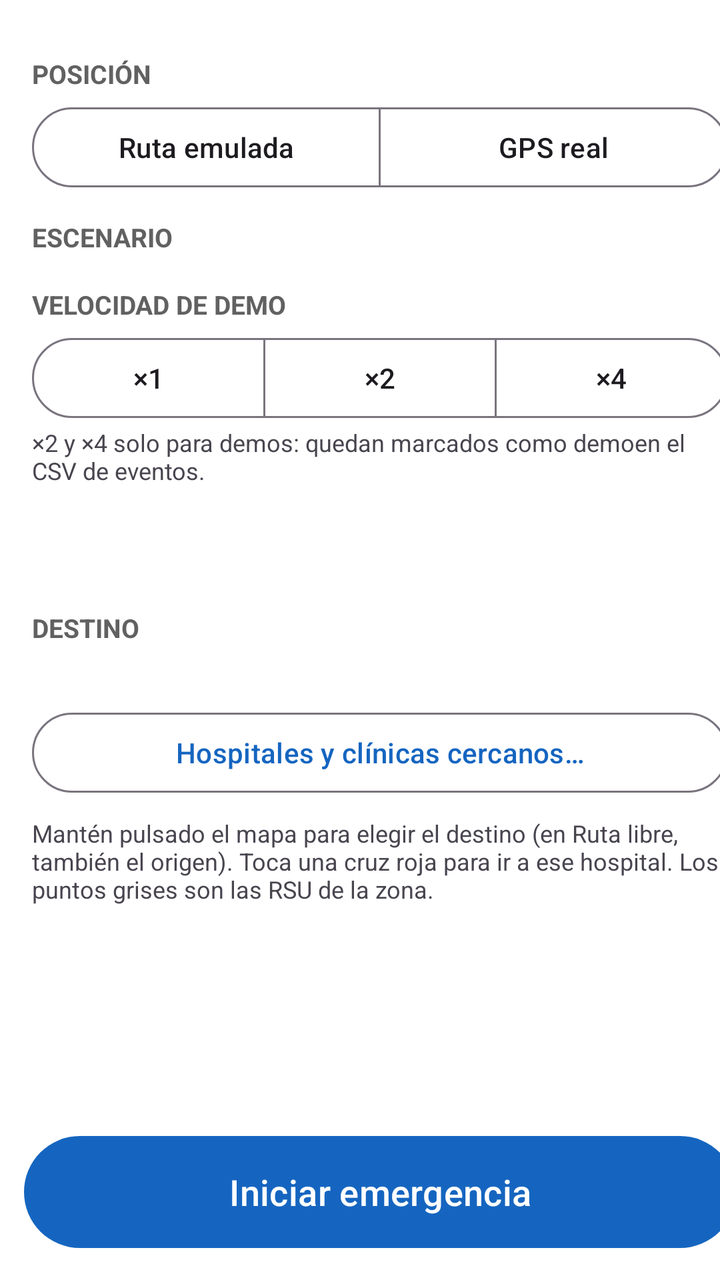
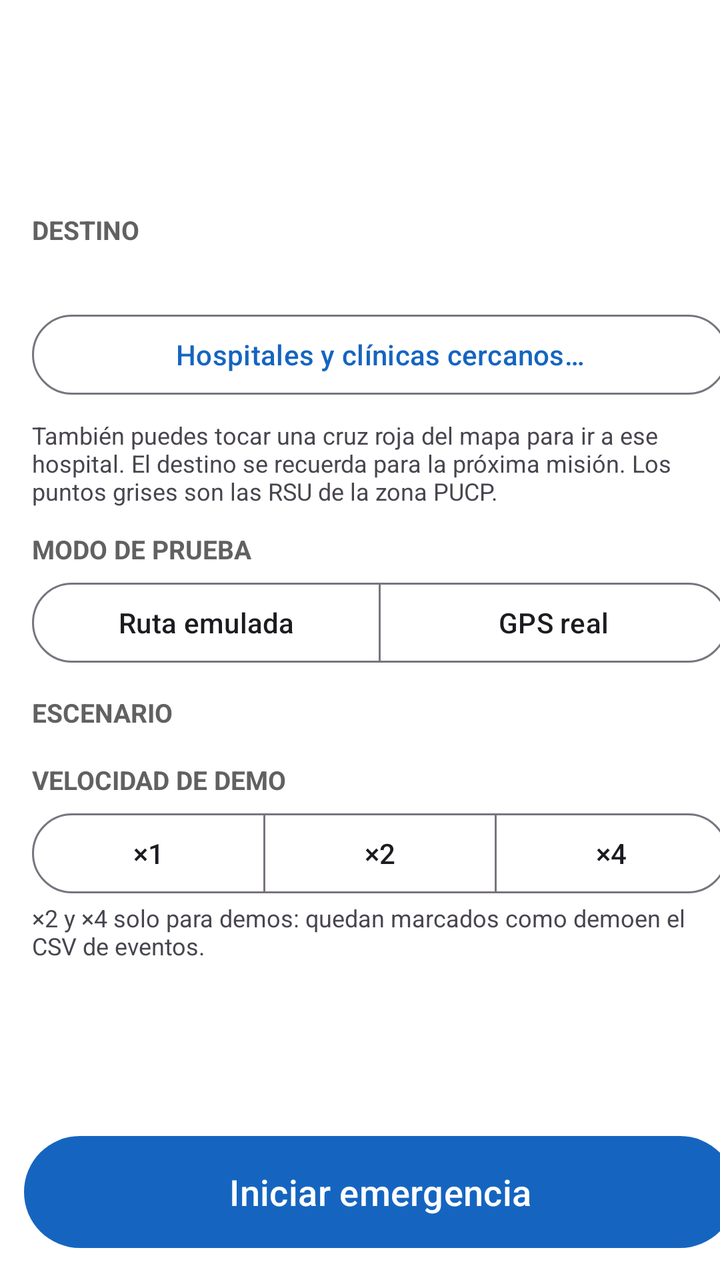

Two renders of the same Android screen: before a commit and after it. Below are the layout's source before the change and the commit's diff.
<!-- AndroidManifest.xml: application theme Theme.ObuNtcip -->
<!-- res/layout/activity_main.xml -->
<?xml version="1.0" encoding="utf-8"?>
<LinearLayout xmlns:android="http://schemas.android.com/apk/res/android"
    xmlns:app="http://schemas.android.com/apk/res-auto"
    android:id="@+id/raiz"
    android:layout_width="match_parent"
    android:layout_height="match_parent"
    android:background="@android:color/white"
    android:orientation="horizontal">

    <FrameLayout
        android:id="@+id/contenedorMapa"
        android:layout_width="0dp"
        android:layout_height="match_parent"
        android:layout_weight="1">

        <org.osmdroid.views.MapView
            android:id="@+id/mapa"
            android:layout_width="match_parent"
            android:layout_height="match_parent" />

        <LinearLayout
            android:id="@+id/panelAvisos"
            android:layout_width="match_parent"
            android:layout_height="wrap_content"
            android:layout_gravity="top"
            android:orientation="vertical">

            <TextView
                android:id="@+id/avisoSinConexion"
                style="@style/AvisoBanner"
                android:text="@string/aviso_sin_conexion"
                android:visibility="gone" />

            <TextView
                android:id="@+id/avisoSinFix"
                style="@style/AvisoBanner"
                android:text="@string/aviso_sin_fix"
                android:visibility="gone" />
        </LinearLayout>

        <ImageButton
            android:id="@+id/botonAjustes"
            android:layout_width="48dp"
            android:layout_height="48dp"
            android:layout_gravity="top|end"
            android:layout_margin="12dp"
            android:background="@android:color/white"
            android:contentDescription="@string/titulo_ajustes"
            android:src="@android:drawable/ic_menu_preferences" />

        <Button
            android:id="@+id/botonCentrar"
            android:layout_width="wrap_content"
            android:layout_height="wrap_content"
            android:layout_gravity="bottom|end"
            android:layout_margin="16dp"
            android:drawableStart="@android:drawable/ic_menu_mylocation"
            android:text="@string/centrar"
            android:visibility="gone" />
    </FrameLayout>

    <LinearLayout
        android:id="@+id/panelLateral"
        android:layout_width="380dp"
        android:layout_height="match_parent"
        android:background="@android:color/white"
        android:elevation="4dp"
        android:orientation="vertical">

        <ScrollView
            android:id="@+id/scrollPanel"
            android:layout_width="match_parent"
            android:layout_height="0dp"
            android:layout_weight="1">

            <LinearLayout
                android:layout_width="match_parent"
                android:layout_height="wrap_content"
                android:orientation="vertical"
                android:padding="16dp">

                
                <LinearLayout
                    android:id="@+id/panelInicio"
                    android:layout_width="match_parent"
                    android:layout_height="wrap_content"
                    android:orientation="vertical">

                    <TextView
                        style="@style/TituloSeccion"
                        android:text="@string/seccion_posicion" />

                    <com.google.android.material.button.MaterialButtonToggleGroup
                        android:id="@+id/selectorFuente"
                        android:layout_width="match_parent"
                        android:layout_height="wrap_content"
                        app:selectionRequired="true"
                        app:singleSelection="true">

                        <Button
                            android:id="@+id/opcionEmulada"
                            style="?attr/materialButtonOutlinedStyle"
                            android:layout_width="0dp"
                            android:layout_height="wrap_content"
                            android:layout_weight="1"
                            android:text="@string/fuente_emulada" />

                        <Button
                            android:id="@+id/opcionGps"
                            style="?attr/materialButtonOutlinedStyle"
                            android:layout_width="0dp"
                            android:layout_height="wrap_content"
                            android:layout_weight="1"
                            android:text="@string/fuente_gps" />
                    </com.google.android.material.button.MaterialButtonToggleGroup>

                    
                    <LinearLayout
                        android:id="@+id/panelEmulada"
                        android:layout_width="match_parent"
                        android:layout_height="wrap_content"
                        android:orientation="vertical">

                        <TextView
                            style="@style/TituloSeccion"
                            android:text="@string/seccion_escenario" />

                        <com.google.android.material.chip.ChipGroup
                            android:id="@+id/grupoEscenarios"
                            android:layout_width="match_parent"
                            android:layout_height="wrap_content"
                            app:selectionRequired="true"
                            app:singleSelection="true" />

                        <TextView
                            android:id="@+id/textoOrigen"
                            android:layout_width="match_parent"
                            android:layout_height="wrap_content"
                            android:layout_marginTop="4dp"
                            android:textSize="15sp"
                            android:visibility="gone" />

                        <TextView
                            style="@style/TituloSeccion"
                            android:text="@string/seccion_velocidad_demo" />

                        <com.google.android.material.button.MaterialButtonToggleGroup
                            android:id="@+id/selectorFactor"
                            android:layout_width="match_parent"
                            android:layout_height="wrap_content"
                            app:selectionRequired="true"
                            app:singleSelection="true">

                            <Button
                                android:id="@+id/factor1"
                                style="?attr/materialButtonOutlinedStyle"
                                android:layout_width="0dp"
                                android:layout_height="wrap_content"
                                android:layout_weight="1"
                                android:text="×1" />

                            <Button
                                android:id="@+id/factor2"
                                style="?attr/materialButtonOutlinedStyle"
                                android:layout_width="0dp"
                                android:layout_height="wrap_content"
                                android:layout_weight="1"
                                android:text="×2" />

                            <Button
                                android:id="@+id/factor4"
                                style="?attr/materialButtonOutlinedStyle"
                                android:layout_width="0dp"
                                android:layout_height="wrap_content"
                                android:layout_weight="1"
                                android:text="×4" />
                        </com.google.android.material.button.MaterialButtonToggleGroup>

                        <TextView
                            android:id="@+id/avisoDemo"
                            android:layout_width="match_parent"
                            android:layout_height="wrap_content"
                            android:text="@string/aviso_demo"
                            android:textSize="12sp" />
                    </LinearLayout>

                    <TextView
                        android:id="@+id/textoEstadoGnss"
                        android:layout_width="match_parent"
                        android:layout_height="wrap_content"
                        android:layout_marginTop="12dp"
                        android:gravity="center"
                        android:padding="8dp"
                        android:textColor="@android:color/white"
                        android:textSize="16sp"
                        android:textStyle="bold" />

                    <TextView
                        android:id="@+id/textoGnssDetalle"
                        android:layout_width="match_parent"
                        android:layout_height="wrap_content"
                        android:layout_marginTop="4dp"
                        android:textSize="13sp"
                        android:visibility="gone" />

                    <TextView
                        style="@style/TituloSeccion"
                        android:text="@string/seccion_destino" />

                    <TextView
                        android:id="@+id/textoDestino"
                        android:layout_width="match_parent"
                        android:layout_height="wrap_content"
                        android:textSize="16sp" />

                    <Button
                        android:id="@+id/botonDestinos"
                        style="?attr/materialButtonOutlinedStyle"
                        android:layout_width="match_parent"
                        android:layout_height="wrap_content"
                        android:layout_marginTop="4dp"
                        android:text="@string/destinos_predefinidos" />

                    <TextView
                        android:layout_width="match_parent"
                        android:layout_height="wrap_content"
                        android:layout_marginTop="8dp"
                        android:text="@string/ayuda_mapa"
                        android:textSize="12sp" />
                </LinearLayout>

                
                <LinearLayout
                    android:id="@+id/panelMision"
                    android:layout_width="match_parent"
                    android:layout_height="wrap_content"
                    android:orientation="vertical"
                    android:visibility="gone">

                    <LinearLayout
                        android:layout_width="match_parent"
                        android:layout_height="wrap_content"
                        android:layout_marginBottom="8dp"
                        android:orientation="horizontal">

                        <TextView
                            android:id="@+id/indicadorFuente"
                            style="@style/Pastilla" />

                        <TextView
                            android:id="@+id/indicadorDemo"
                            style="@style/Pastilla"
                            android:layout_marginStart="6dp"
                            android:background="@color/fuente_emulada"
                            android:visibility="gone" />
                    </LinearLayout>

                    <LinearLayout
                        android:id="@+id/tarjetaSemaforo"
                        android:layout_width="match_parent"
                        android:layout_height="wrap_content"
                        android:gravity="center_vertical"
                        android:orientation="horizontal"
                        android:padding="12dp">

                        <ImageView
                            android:id="@+id/iconoSemaforo"
                            android:layout_width="56dp"
                            android:layout_height="56dp"
                            android:contentDescription="@null"
                            android:src="@drawable/ic_semaforo" />

                        <LinearLayout
                            android:layout_width="0dp"
                            android:layout_height="wrap_content"
                            android:layout_marginStart="8dp"
                            android:layout_weight="1"
                            android:orientation="vertical">

                            <TextView
                                android:id="@+id/semaforoEstado"
                                android:layout_width="match_parent"
                                android:layout_height="wrap_content"
                                android:textColor="@android:color/white"
                                android:textSize="24sp"
                                android:textStyle="bold" />

                            <TextView
                                android:id="@+id/semaforoTitulo"
                                android:layout_width="match_parent"
                                android:layout_height="wrap_content"
                                android:textColor="@android:color/white"
                                android:textSize="14sp" />
                        </LinearLayout>

                        <TextView
                            android:id="@+id/semaforoEta"
                            android:layout_width="wrap_content"
                            android:layout_height="wrap_content"
                            android:textColor="@android:color/white"
                            android:textSize="22sp"
                            android:textStyle="bold" />
                    </LinearLayout>

                    <TextView
                        android:id="@+id/semaforoDetalle"
                        android:layout_width="match_parent"
                        android:layout_height="wrap_content"
                        android:layout_marginTop="4dp"
                        android:textSize="13sp" />

                    <TextView
                        style="@style/TituloSeccion"
                        android:text="@string/seccion_semaforos_ruta" />

                    <com.google.android.material.chip.ChipGroup
                        android:id="@+id/tiraRsu"
                        android:layout_width="match_parent"
                        android:layout_height="wrap_content" />
                </LinearLayout>
            </LinearLayout>
        </ScrollView>

        <Button
            android:id="@+id/botonAccion"
            android:layout_width="match_parent"
            android:layout_height="64dp"
            android:layout_margin="12dp"
            android:text="@string/boton_iniciar"
            android:textColor="@android:color/white"
            android:textSize="18sp" />
    </LinearLayout>

</LinearLayout>
<!-- resources referenced by this layout -->
<resources>
  <color name="fuente_emulada">#6A1B9A</color>
  <!-- drawable ic_semaforo (drawable) -->
  <?xml version="1.0" encoding="utf-8"?>
  <vector xmlns:android="http://schemas.android.com/apk/res/android"
      android:width="48dp"
      android:height="48dp"
      android:viewportWidth="24"
      android:viewportHeight="24">
      <path
          android:fillColor="#FFFFFFFF"
          android:pathData="M8,2h8a2,2 0,0 1,2 2v14a2,2 0,0 1,-2 2h-3v2h-2v-2h-3a2,2 0,0 1,-2 -2v-14a2,2 0,0 1,2 -2zM12,4.5a2,2 0,1 0,0 4a2,2 0,1 0,0 -4zM12,9.5a2,2 0,1 0,0 4a2,2 0,1 0,0 -4zM12,14.5a2,2 0,1 0,0 4a2,2 0,1 0,0 -4z" />
  </vector>
  <string name="aviso_demo">×2 y ×4 solo para demos: quedan marcados como "demo" en el CSV de eventos.</string>
  <string name="aviso_sin_conexion">Sin conexión con el servidor</string>
  <string name="aviso_sin_fix">Sin señal GNSS válida</string>
  <string name="ayuda_mapa">Mantén pulsado el mapa para elegir el destino (en Ruta libre, también el origen). Toca una cruz roja para ir a ese hospital. Los puntos grises son las RSU de la zona.</string>
  <string name="boton_iniciar">Iniciar emergencia</string>
  <string name="centrar">Centrar</string>
  <string name="destinos_predefinidos">Hospitales y clínicas cercanos…</string>
  <string name="fuente_emulada">Ruta emulada</string>
  <string name="fuente_gps">GPS real</string>
  <string name="seccion_destino">Destino</string>
  <string name="seccion_escenario">Escenario</string>
  <string name="seccion_posicion">Posición</string>
  <string name="seccion_semaforos_ruta">Semáforos de la ruta</string>
  <string name="seccion_velocidad_demo">Velocidad de demo</string>
  <string name="titulo_ajustes">Ajustes</string>
  <style name="AvisoBanner">
          <item name="android:layout_width">match_parent</item>
          <item name="android:layout_height">wrap_content</item>
          <item name="android:background">@color/aviso_fondo</item>
          <item name="android:textColor">@color/aviso_texto</item>
          <item name="android:gravity">center</item>
          <item name="android:padding">8dp</item>
          <item name="android:textStyle">bold</item>
      </style>
  <style name="Pastilla">
          <item name="android:layout_width">wrap_content</item>
          <item name="android:layout_height">wrap_content</item>
          <item name="android:paddingStart">8dp</item>
          <item name="android:paddingEnd">8dp</item>
          <item name="android:paddingTop">2dp</item>
          <item name="android:paddingBottom">2dp</item>
          <item name="android:textColor">@android:color/white</item>
          <item name="android:textSize">12sp</item>
          <item name="android:textStyle">bold</item>
      </style>
  <style name="TituloSeccion">
          <item name="android:layout_width">match_parent</item>
          <item name="android:layout_height">wrap_content</item>
          <item name="android:layout_marginTop">12dp</item>
          <item name="android:layout_marginBottom">4dp</item>
          <item name="android:textSize">13sp</item>
          <item name="android:textStyle">bold</item>
          <item name="android:textAllCaps">true</item>
          <item name="android:textColor">#616161</item>
      </style>
  <style name="Theme.ObuNtcip" parent="Theme.Material3.DayNight.NoActionBar">
          <item name="colorPrimary">@color/primario</item>
          <item name="colorPrimaryDark">@color/primario_oscuro</item>
      </style>
  <color name="aviso_fondo">#B71C1C</color>
  <color name="aviso_texto">#FFFFFF</color>
  <color name="primario">#1565C0</color>
  <color name="primario_oscuro">#0D47A1</color>
</resources>

<!-- the commit's change to res/layout/activity_main.xml (unified diff, before → after) -->
@@ -87,108 +87,18 @@
                     android:orientation="vertical">
 
                     <TextView
-                        style="@style/TituloSeccion"
-                        android:text="@string/seccion_posicion" />
-
-                    <com.google.android.material.button.MaterialButtonToggleGroup
-                        android:id="@+id/selectorFuente"
-                        android:layout_width="match_parent"
-                        android:layout_height="wrap_content"
-                        app:selectionRequired="true"
-                        app:singleSelection="true">
-
-                        <Button
-                            android:id="@+id/opcionEmulada"
-                            style="?attr/materialButtonOutlinedStyle"
-                            android:layout_width="0dp"
-                            android:layout_height="wrap_content"
-                            android:layout_weight="1"
-                            android:text="@string/fuente_emulada" />
-
-                        <Button
-                            android:id="@+id/opcionGps"
-                            style="?attr/materialButtonOutlinedStyle"
-                            android:layout_width="0dp"
-                            android:layout_height="wrap_content"
-                            android:layout_weight="1"
-                            android:text="@string/fuente_gps" />
-                    </com.google.android.material.button.MaterialButtonToggleGroup>
-
-                    
-                    <LinearLayout
-                        android:id="@+id/panelEmulada"
-                        android:layout_width="match_parent"
-                        android:layout_height="wrap_content"
-                        android:orientation="vertical">
-
-                        <TextView
-                            style="@style/TituloSeccion"
-                            android:text="@string/seccion_escenario" />
-
-                        <com.google.android.material.chip.ChipGroup
-                            android:id="@+id/grupoEscenarios"
-                            android:layout_width="match_parent"
-                            android:layout_height="wrap_content"
-                            app:selectionRequired="true"
-                            app:singleSelection="true" />
-
-                        <TextView
-                            android:id="@+id/textoOrigen"
-                            android:layout_width="match_parent"
-                            android:layout_height="wrap_content"
-                            android:layout_marginTop="4dp"
-                            android:textSize="15sp"
-                            android:visibility="gone" />
-
-                        <TextView
-                            style="@style/TituloSeccion"
-                            android:text="@string/seccion_velocidad_demo" />
-
-                        <com.google.android.material.button.MaterialButtonToggleGroup
-                            android:id="@+id/selectorFactor"
-                            android:layout_width="match_parent"
-                            android:layout_height="wrap_content"
-                            app:selectionRequired="true"
-                            app:singleSelection="true">
-
-                            <Button
-                                android:id="@+id/factor1"
-                                style="?attr/materialButtonOutlinedStyle"
-                                android:layout_width="0dp"
-                                android:layout_height="wrap_content"
-                                android:layout_weight="1"
-                                android:text="×1" />
-
-                            <Button
-                                android:id="@+id/factor2"
-                                style="?attr/materialButtonOutlinedStyle"
-                                android:layout_width="0dp"
-                                android:layout_height="wrap_content"
-                                android:layout_weight="1"
-                                android:text="×2" />
-
-                            <Button
-                                android:id="@+id/factor4"
-                                style="?attr/materialButtonOutlinedStyle"
-                                android:layout_width="0dp"
-                                android:layout_height="wrap_content"
-                                android:layout_weight="1"
-                                android:text="×4" />
-                        </com.google.android.material.button.MaterialButtonToggleGroup>
-
-                        <TextView
-                            android:id="@+id/avisoDemo"
-                            android:layout_width="match_parent"
-                            android:layout_height="wrap_content"
-                            android:text="@string/aviso_demo"
-                            android:textSize="12sp" />
-                    </LinearLayout>
+                        android:id="@+id/textoConexion"
+                        android:layout_width="match_parent"
+                        android:layout_height="wrap_content"
+                        android:background="?attr/selectableItemBackground"
+                        android:padding="8dp"
+                        android:textSize="15sp" />
 
                     <TextView
                         android:id="@+id/textoEstadoGnss"
                         android:layout_width="match_parent"
                         android:layout_height="wrap_content"
-                        android:layout_marginTop="12dp"
+                        android:layout_marginTop="4dp"
                         android:gravity="center"
                         android:padding="8dp"
                         android:textColor="@android:color/white"
@@ -227,6 +137,104 @@
                         android:layout_marginTop="8dp"
                         android:text="@string/ayuda_mapa"
                         android:textSize="12sp" />
+
+                    <TextView
+                        style="@style/TituloSeccion"
+                        android:text="@string/seccion_modo" />
+
+                    <com.google.android.material.button.MaterialButtonToggleGroup
+                        android:id="@+id/selectorFuente"
+                        android:layout_width="match_parent"
+                        android:layout_height="wrap_content"
+                        app:selectionRequired="true"
+                        app:singleSelection="true">
+
+                        <Button
+                            android:id="@+id/opcionEmulada"
+                            style="?attr/materialButtonOutlinedStyle"
+                            android:layout_width="0dp"
+                            android:layout_height="wrap_content"
+                            android:layout_weight="1"
+                            android:text="@string/fuente_emulada" />
+
+                        <Button
+                            android:id="@+id/opcionGps"
+                            style="?attr/materialButtonOutlinedStyle"
+                            android:layout_width="0dp"
+                            android:layout_height="wrap_content"
+                            android:layout_weight="1"
+                            android:text="@string/fuente_gps" />
+                    </com.google.android.material.button.MaterialButtonToggleGroup>
+
+                    
+                    <LinearLayout
+                        android:id="@+id/panelEmulada"
+                        android:layout_width="match_parent"
+                        android:layout_height="wrap_content"
+                        android:orientation="vertical">
+
+                        <TextView
+                            style="@style/TituloSeccion"
+                            android:text="@string/seccion_escenario" />
+
+                        <com.google.android.material.chip.ChipGroup
+                            android:id="@+id/grupoEscenarios"
+                            android:layout_width="match_parent"
+                            android:layout_height="wrap_content"
+                            app:selectionRequired="true"
+                            app:singleSelection="true" />
+
+                        <TextView
+                            android:id="@+id/textoOrigen"
+                            android:layout_width="match_parent"
+                            android:layout_height="wrap_content"
+                            android:layout_marginTop="4dp"
+                            android:textSize="15sp"
+                            android:visibility="gone" />
+
+                        <TextView
+                            style="@style/TituloSeccion"
+                            android:text="@string/seccion_velocidad_demo" />
+
+                        <com.google.android.material.button.MaterialButtonToggleGroup
+                            android:id="@+id/selectorFactor"
+                            android:layout_width="match_parent"
+                            android:layout_height="wrap_content"
+                            app:selectionRequired="true"
+                            app:singleSelection="true">
+
+                            <Button
+                                android:id="@+id/factor1"
+                                style="?attr/materialButtonOutlinedStyle"
+                                android:layout_width="0dp"
+                                android:layout_height="wrap_content"
+                                android:layout_weight="1"
+                                android:text="×1" />
+
+                            <Button
+                                android:id="@+id/factor2"
+                                style="?attr/materialButtonOutlinedStyle"
+                                android:layout_width="0dp"
+                                android:layout_height="wrap_content"
+                                android:layout_weight="1"
+                                android:text="×2" />
+
+                            <Button
+                                android:id="@+id/factor4"
+                                style="?attr/materialButtonOutlinedStyle"
+                                android:layout_width="0dp"
+                                android:layout_height="wrap_content"
+                                android:layout_weight="1"
+                                android:text="×4" />
+                        </com.google.android.material.button.MaterialButtonToggleGroup>
+
+                        <TextView
+                            android:id="@+id/avisoDemo"
+                            android:layout_width="match_parent"
+                            android:layout_height="wrap_content"
+                            android:text="@string/aviso_demo"
+                            android:textSize="12sp" />
+                    </LinearLayout>
                 </LinearLayout>
 
                 
@@ -321,6 +329,16 @@
             </LinearLayout>
         </ScrollView>
 
+        <TextView
+            android:id="@+id/textoFalta"
+            android:layout_width="match_parent"
+            android:layout_height="wrap_content"
+            android:layout_marginHorizontal="16dp"
+            android:layout_marginTop="8dp"
+            android:gravity="center"
+            android:textSize="14sp"
+            android:visibility="gone" />
+
         <Button
             android:id="@+id/botonAccion"
             android:layout_width="match_parent"
<!-- resource entries referenced after the edit -->
@@ -15,7 +15,7 @@
   <string name="aviso_demo">×2 y ×4 solo para demos: quedan marcados como "demo" en el CSV de eventos.</string>
   <string name="aviso_sin_conexion">Sin conexión con el servidor</string>
   <string name="aviso_sin_fix">Sin señal GNSS válida</string>
-  <string name="ayuda_mapa">Mantén pulsado el mapa para elegir el destino (en Ruta libre, también el origen). Toca una cruz roja para ir a ese hospital. Los puntos grises son las RSU de la zona.</string>
+  <string name="ayuda_mapa">También puedes tocar una cruz roja del mapa para ir a ese hospital. El destino se recuerda para la próxima misión. Los puntos grises son las RSU de la zona PUCP.</string>
   <string name="boton_iniciar">Iniciar emergencia</string>
   <string name="centrar">Centrar</string>
   <string name="destinos_predefinidos">Hospitales y clínicas cercanos…</string>
@@ -23,7 +23,7 @@
   <string name="fuente_gps">GPS real</string>
   <string name="seccion_destino">Destino</string>
   <string name="seccion_escenario">Escenario</string>
-  <string name="seccion_posicion">Posición</string>
+  <string name="seccion_modo">Modo de prueba</string>
   <string name="seccion_semaforos_ruta">Semáforos de la ruta</string>
   <string name="seccion_velocidad_demo">Velocidad de demo</string>
   <string name="titulo_ajustes">Ajustes</string>
